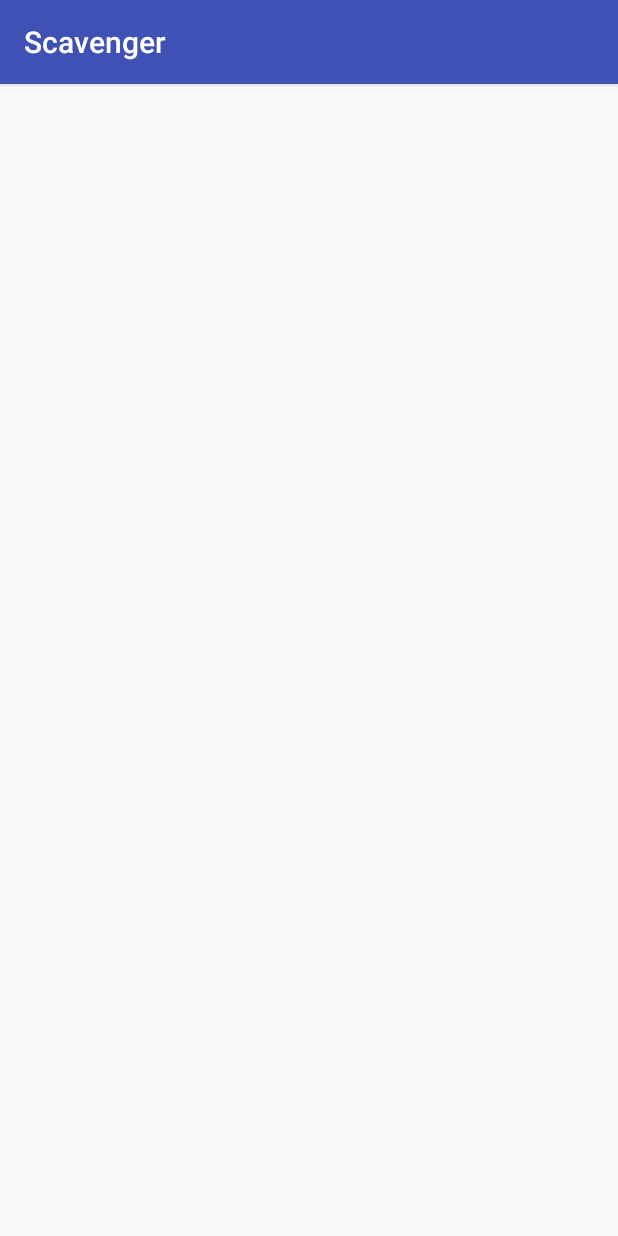
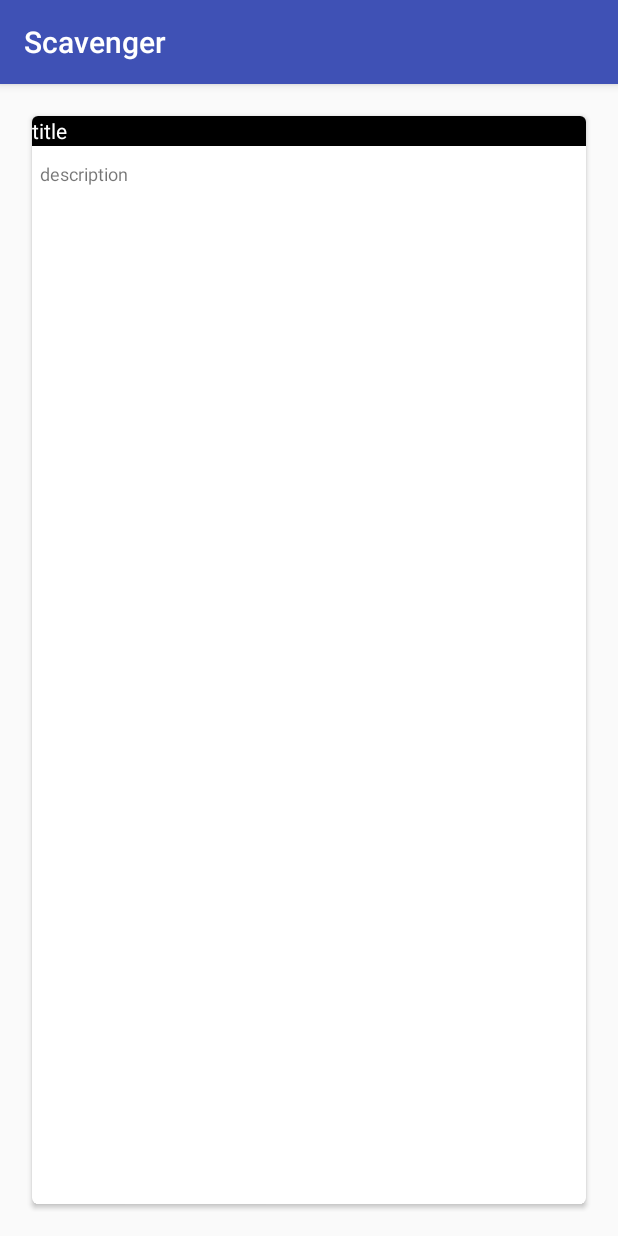
Before and after one commit to teammockr/scavenger, an Android app: the AddChallenge screen opened directly, with no data from a screen before it, on a phone screen of 412 x 824 dp. Run offline under Robolectric (Android 15) with nearby library versions, the phone set to English and light mode, and no system bars.

Commit message:
Add initial recyclerview implementation for add challenge activity

```diff
--- a/app/build.gradle
+++ b/app/build.gradle
@@ -1,12 +1,12 @@
 apply plugin: 'com.android.application'
 
 android {
-    compileSdkVersion 24
+    compileSdkVersion 25
     buildToolsVersion "24.0.3"
     defaultConfig {
         applicationId "ca.dal.cs.scavenger"
         minSdkVersion 24
-        targetSdkVersion 24
+        targetSdkVersion 25
         versionCode 1
         versionName "1.0"
         testInstrumentationRunner "android.support.test.runner.AndroidJUnitRunner"
@@ -17,6 +17,7 @@ android {
             proguardFiles getDefaultProguardFile('proguard-android.txt'), 'proguard-rules.pro'
         }
     }
+    return null
 }
 
 dependencies {
@@ -24,6 +25,8 @@ dependencies {
     androidTestCompile('com.android.support.test.espresso:espresso-core:2.2.2', {
         exclude group: 'com.android.support', module: 'support-annotations'
     })
-    compile 'com.android.support:appcompat-v7:24.2.1'
+    compile 'com.android.support:appcompat-v7:25.0.0'
+    compile 'com.android.support:recyclerview-v7:25.0.0'
+    compile 'com.android.support:cardview-v7:25.0.0'
     testCompile 'junit:junit:4.12'
 }
--- a/app/src/main/java/ca/dal/cs/scavenger/AddChallenge.java
+++ b/app/src/main/java/ca/dal/cs/scavenger/AddChallenge.java
@@ -1,7 +1,18 @@
 package ca.dal.cs.scavenger;
 
+import android.graphics.drawable.Drawable;
+import android.os.Bundle;
 import android.support.v7.app.AppCompatActivity;
-import android.os.Bundle;
+import android.support.v7.widget.LinearLayoutManager;
+import android.support.v7.widget.RecyclerView;
+import android.view.LayoutInflater;
+import android.view.View;
+import android.view.ViewGroup;
+import android.widget.ImageView;
+import android.widget.TextView;
+
+import java.util.ArrayList;
+import java.util.List;
 
 public class AddChallenge extends AppCompatActivity {
 
@@ -9,5 +20,62 @@ public class AddChallenge extends AppCompatActivity {
     protected void onCreate(Bundle savedInstanceState) {
         super.onCreate(savedInstanceState);
         setContentView(R.layout.activity_add_challenge);
+
+        ArrayList<Challenge> challenges = new ArrayList<>();
+        Drawable drawable = Drawable.createFromPath("unnamed.png");
+        challenges.add(new Challenge(drawable, "title", "description"));
+        challenges.add(new Challenge(drawable, "title", "description"));
+        challenges.add(new Challenge(drawable, "title", "description"));
+        challenges.add(new Challenge(drawable, "title", "description"));
+
+        RecyclerView recyclerView = (RecyclerView) findViewById(R.id.challenges);
+        recyclerView.hasFixedSize();
+        LinearLayoutManager linearLayoutManager = new LinearLayoutManager(this);
+        linearLayoutManager.setOrientation(LinearLayoutManager.VERTICAL);
+        recyclerView.setLayoutManager(linearLayoutManager);
+        recyclerView.setAdapter(new ChallengeAdapter(challenges));
     }
 }
+
+class ChallengeAdapter  extends RecyclerView.Adapter<ChallengeAdapter.ChallengeViewHolder> {
+
+    private List<Challenge> challengeList;
+
+    ChallengeAdapter(List<Challenge> challengeList) {
+        this.challengeList = challengeList;
+    }
+
+    @Override
+    public int getItemCount() {
+        return challengeList.size();
+    }
+
+    @Override
+    public ChallengeViewHolder onCreateViewHolder(ViewGroup parent, int viewType) {
+        View challengeView = LayoutInflater.from(parent.getContext()).
+                inflate(R.layout.challenge_card, parent, false);
+
+        return new ChallengeViewHolder(challengeView);
+    }
+
+    @Override
+    public void onBindViewHolder(ChallengeViewHolder challengeViewHolder, int i) {
+        Challenge challenge = challengeList.get(i);
+        challengeViewHolder.vTitle.setText(challenge.title);
+        challengeViewHolder.vDescription.setText(challenge.description);
+        challengeViewHolder.vImage.setImageDrawable(challenge.challengeDrawable);
+    }
+
+    static class ChallengeViewHolder extends RecyclerView.ViewHolder {
+        ImageView vImage;
+        TextView vTitle;
+        TextView vDescription;
+
+        ChallengeViewHolder(View v) {
+            super(v);
+            vImage = (ImageView) v.findViewById(R.id.challengeImage);
+            vTitle = (TextView) v.findViewById(R.id.title);
+            vDescription = (TextView) v.findViewById(R.id.description);
+        }
+    }
+}
--- /dev/null
+++ b/app/src/main/java/ca/dal/cs/scavenger/Challenge.java
@@ -0,0 +1,19 @@
+package ca.dal.cs.scavenger;
+
+import android.graphics.drawable.Drawable;
+
+/*
+Class representing a challenge (list of tasks)
+ */
+
+class Challenge {
+    Drawable challengeDrawable;
+    String title;
+    String description;
+
+    Challenge(Drawable drawable, String title, String description) {
+        this.challengeDrawable = drawable;
+        this.title = title;
+        this.description = description;
+    }
+}
--- a/app/src/main/res/layout/activity_add_challenge.xml
+++ b/app/src/main/res/layout/activity_add_challenge.xml
@@ -10,4 +10,8 @@
     android:paddingTop="@dimen/activity_vertical_margin"
     tools:context="ca.dal.cs.scavenger.AddChallenge">
 
+    <android.support.v7.widget.RecyclerView
+        android:id="@+id/challenges"
+        android:layout_width="match_parent"
+        android:layout_height="match_parent"/>
 </RelativeLayout>
--- /dev/null
+++ b/app/src/main/res/layout/challenge_card.xml
@@ -0,0 +1,40 @@
+<android.support.v7.widget.CardView
+    xmlns:card_view="http://schemas.android.com/apk/res-auto"
+    xmlns:android="http://schemas.android.com/apk/res/android"
+    android:id="@+id/card_view"
+    android:layout_width="match_parent"
+    android:layout_height="match_parent"
+    card_view:cardCornerRadius="4dp"
+    android:layout_margin="5dp">
+
+    <RelativeLayout
+        android:layout_width="match_parent"
+        android:layout_height="wrap_content">
+
+        <ImageView
+            android:id="@+id/challengeImage"
+            android:contentDescription="@string/challenge_image_description"
+            android:layout_width="wrap_content"
+            android:layout_height="wrap_content" />
+
+        <TextView
+            android:id="@+id/title"
+            android:layout_width="match_parent"
+            android:layout_height="20dp"
+            android:background="@android:color/background_dark"
+            android:gravity="center_vertical"
+            android:textColor="@android:color/white"
+            android:textSize="14sp"/>
+
+        <TextView
+            android:id="@+id/description"
+            android:layout_width="wrap_content"
+            android:layout_height="wrap_content"
+            android:gravity="center_vertical"
+            android:textSize="12sp"
+            android:layout_below="@id/title"
+            android:layout_marginTop="10dp"
+            android:layout_marginStart="5dp"/>
+
+    </RelativeLayout>
+</android.support.v7.widget.CardView>
--- a/app/src/main/res/values/strings.xml
+++ b/app/src/main/res/values/strings.xml
@@ -1,3 +1,4 @@
 <resources>
     <string name="app_name">Scavenger</string>
+    <string name="challenge_image_description">Image showing challenge type</string>
 </resources>
```
